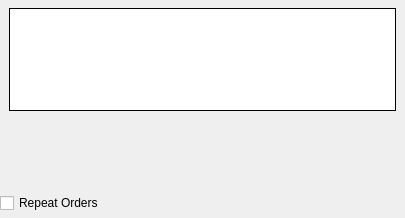
Before: the Qt Designer form QtClient/fleet_waypoints_widget.ui in vkholodkov/freestars, drawn with Qt 5.
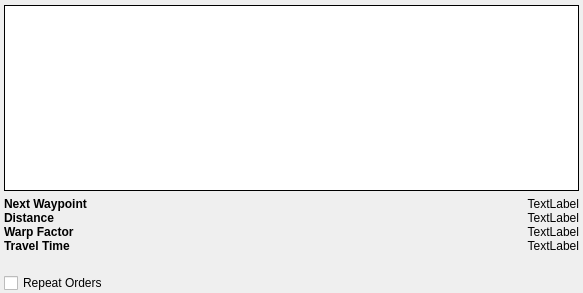
After: the same form once the commit is applied. Custom widgets are drawn as their Qt base class.

The edit to the form file:
```diff
--- a/QtClient/fleet_waypoints_widget.ui
+++ b/QtClient/fleet_waypoints_widget.ui
@@ -6,8 +6,8 @@
    <rect>
     <x>0</x>
     <y>0</y>
-    <width>405</width>
-    <height>218</height>
+    <width>583</width>
+    <height>293</height>
    </rect>
   </property>
   <property name="windowTitle">
@@ -15,28 +15,34 @@
   </property>
   <layout class="QVBoxLayout" name="verticalLayout">
    <property name="spacing">
-    <number>0</number>
+    <number>6</number>
    </property>
    <property name="leftMargin">
-    <number>0</number>
+    <number>4</number>
    </property>
    <property name="topMargin">
-    <number>3</number>
+    <number>0</number>
    </property>
    <property name="rightMargin">
-    <number>0</number>
+    <number>4</number>
    </property>
    <property name="bottomMargin">
-    <number>5</number>
+    <number>0</number>
    </property>
    <item>
     <widget class="QWidget" name="widget_3" native="true">
      <layout class="QHBoxLayout" name="horizontalLayout_2">
+      <property name="leftMargin">
+       <number>0</number>
+      </property>
       <property name="topMargin">
        <number>5</number>
       </property>
+      <property name="rightMargin">
+       <number>0</number>
+      </property>
       <property name="bottomMargin">
-       <number>3</number>
+       <number>0</number>
       </property>
       <item>
        <widget class="QListWidget" name="waypointListBox">
@@ -65,16 +71,136 @@
        <height>70</height>
       </size>
      </property>
+     <layout class="QFormLayout" name="formLayout">
+      <property name="horizontalSpacing">
+       <number>0</number>
+      </property>
+      <property name="verticalSpacing">
+       <number>0</number>
+      </property>
+      <property name="leftMargin">
+       <number>0</number>
+      </property>
+      <property name="topMargin">
+       <number>0</number>
+      </property>
+      <property name="rightMargin">
+       <number>0</number>
+      </property>
+      <property name="bottomMargin">
+       <number>0</number>
+      </property>
+      <item row="0" column="0">
+       <widget class="QLabel" name="originLabel">
+        <property name="font">
+         <font>
+          <bold>true</bold>
+         </font>
+        </property>
+        <property name="text">
+         <string>Next Waypoint</string>
+        </property>
+       </widget>
+      </item>
+      <item row="0" column="1">
+       <widget class="QLabel" name="originValueLabel">
+        <property name="text">
+         <string>TextLabel</string>
+        </property>
+        <property name="alignment">
+         <set>Qt::AlignRight|Qt::AlignTrailing|Qt::AlignVCenter</set>
+        </property>
+       </widget>
+      </item>
+      <item row="1" column="0">
+       <widget class="QLabel" name="distanceLabel">
+        <property name="font">
+         <font>
+          <bold>true</bold>
+         </font>
+        </property>
+        <property name="text">
+         <string>Distance</string>
+        </property>
+       </widget>
+      </item>
+      <item row="1" column="1">
+       <widget class="QLabel" name="distanceValueLabel">
+        <property name="layoutDirection">
+         <enum>Qt::LeftToRight</enum>
+        </property>
+        <property name="text">
+         <string>TextLabel</string>
+        </property>
+        <property name="alignment">
+         <set>Qt::AlignRight|Qt::AlignTrailing|Qt::AlignVCenter</set>
+        </property>
+       </widget>
+      </item>
+      <item row="2" column="0">
+       <widget class="QLabel" name="warpFactorLabel">
+        <property name="font">
+         <font>
+          <bold>true</bold>
+         </font>
+        </property>
+        <property name="text">
+         <string>Warp Factor</string>
+        </property>
+       </widget>
+      </item>
+      <item row="2" column="1">
+       <widget class="QLabel" name="warpFactorValueLabel">
+        <property name="text">
+         <string>TextLabel</string>
+        </property>
+        <property name="alignment">
+         <set>Qt::AlignRight|Qt::AlignTrailing|Qt::AlignVCenter</set>
+        </property>
+       </widget>
+      </item>
+      <item row="3" column="0">
+       <widget class="QLabel" name="travelTimeLabel">
+        <property name="font">
+         <font>
+          <bold>true</bold>
+         </font>
+        </property>
+        <property name="text">
+         <string>Travel Time</string>
+        </property>
+        <property name="alignment">
+         <set>Qt::AlignLeading|Qt::AlignLeft|Qt::AlignVCenter</set>
+        </property>
+       </widget>
+      </item>
+      <item row="3" column="1">
+       <widget class="QLabel" name="travelTimeValueLabel">
+        <property name="text">
+         <string>TextLabel</string>
+        </property>
+        <property name="alignment">
+         <set>Qt::AlignRight|Qt::AlignTrailing|Qt::AlignVCenter</set>
+        </property>
+       </widget>
+      </item>
+     </layout>
     </widget>
    </item>
    <item>
     <widget class="QWidget" name="widget_2" native="true">
      <layout class="QHBoxLayout" name="horizontalLayout">
+      <property name="spacing">
+       <number>0</number>
+      </property>
       <property name="leftMargin">
        <number>0</number>
       </property>
+      <property name="topMargin">
+       <number>0</number>
+      </property>
       <property name="rightMargin">
-       <number>3</number>
+       <number>0</number>
       </property>
       <property name="bottomMargin">
        <number>0</number>
```
